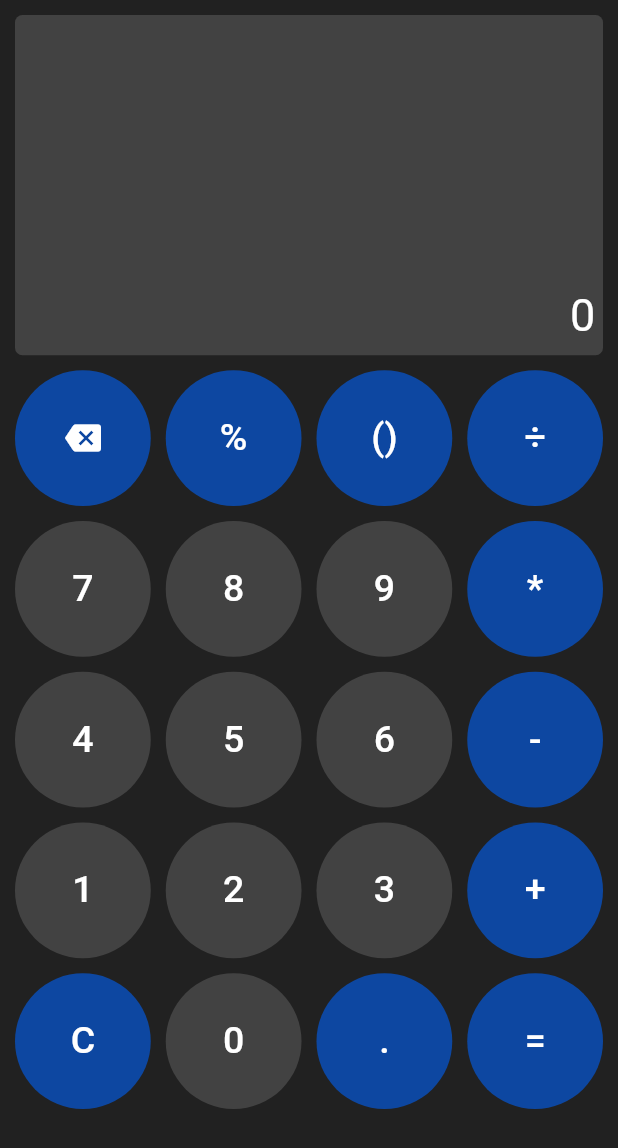
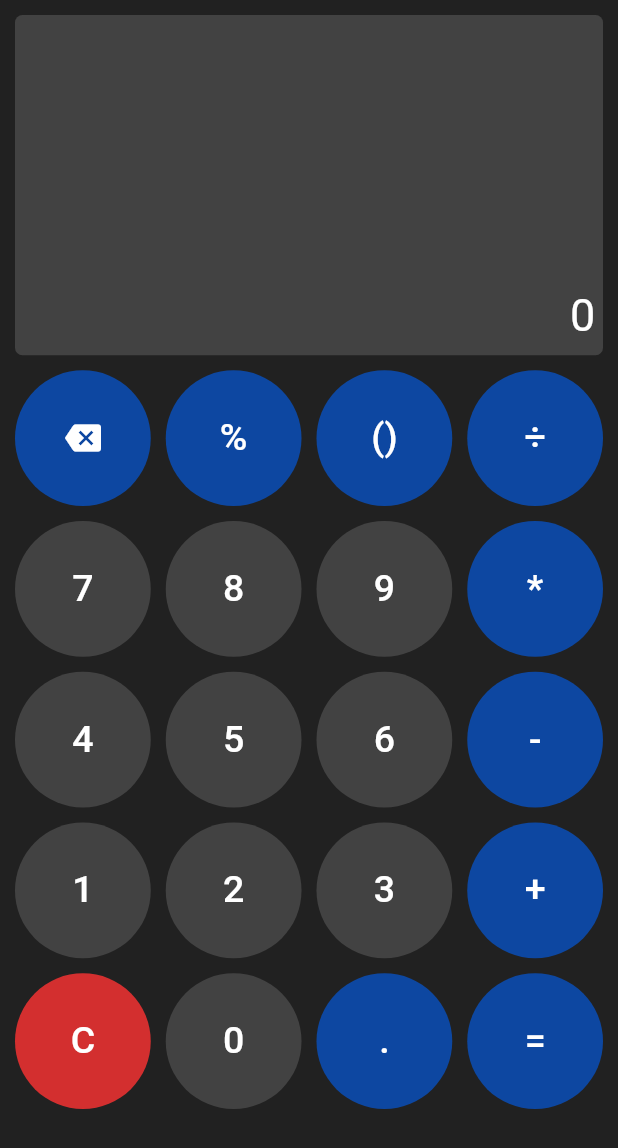
Before and after one commit to Grld-Andy/Flut_Calculator, a Flutter app: the screen it shows after launch, on a phone screen of 412 x 824 dp. Shown: the top 1148 px of the screen. Run offline on Flutter 3.47's test engine with Material 3 defaults, Android fonts, the phone set to English and light mode, and no system bars; missing offline and left inert: function_tree.

Commit message:
style: change clear button bgcolor from blue to red

```diff
--- a/lib/screens/main_view.dart
+++ b/lib/screens/main_view.dart
@@ -130,8 +130,9 @@ class _MainViewState extends State<MainView> {
                         takeInput(buttonText);
                       },
                       style: TextButton.styleFrom(
-                        backgroundColor: isOperator ? Colors.blue[900] :
-                          buttonText == "C" ? Colors.red[700] : Colors.grey[800],
+                        backgroundColor: buttonText == "C" ? Colors.red[700] :
+                          isOperator ? Colors.blue[900] :
+                          Colors.grey[800],
                       ),
                       child: Text(
                         buttonText,
```
